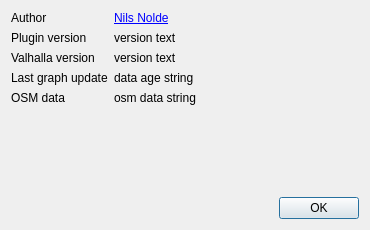
The window that valhalla/resources/ui/dlg_about.ui (routing-earth/network-analyst-qgis-plugin) describes before a commit, drawn with Qt 5.
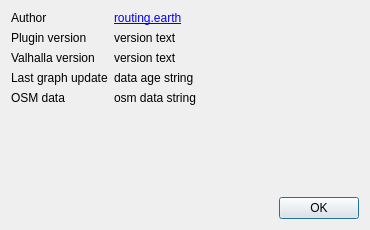
The same window after the commit.

```diff
--- a/valhalla/resources/ui/dlg_about.ui
+++ b/valhalla/resources/ui/dlg_about.ui
@@ -29,7 +29,7 @@
      <item row="0" column="1">
       <widget class="QLabel" name="label_3">
        <property name="text">
-        <string>&lt;html&gt;&lt;head/&gt;&lt;body&gt;&lt;p&gt;&lt;a href=&quot;https://github.com/nilsnolde&quot;&gt;&lt;span style=&quot; text-decoration: underline; color:#0000ff;&quot;&gt;Nils Nolde&lt;/span&gt;&lt;/a&gt;&lt;/p&gt;&lt;/body&gt;&lt;/html&gt;</string>
+        <string>&lt;html&gt;&lt;head/&gt;&lt;body&gt;&lt;p&gt;&lt;a href=&quot;https://routing-earth.com/team&quot;&gt;&lt;span style=&quot; text-decoration: underline; color:#0000ff;&quot;&gt;routing.earth&lt;/span&gt;&lt;/a&gt;&lt;/p&gt;&lt;/body&gt;&lt;/html&gt;</string>
        </property>
        <property name="textFormat">
         <enum>Qt::RichText</enum>
```
